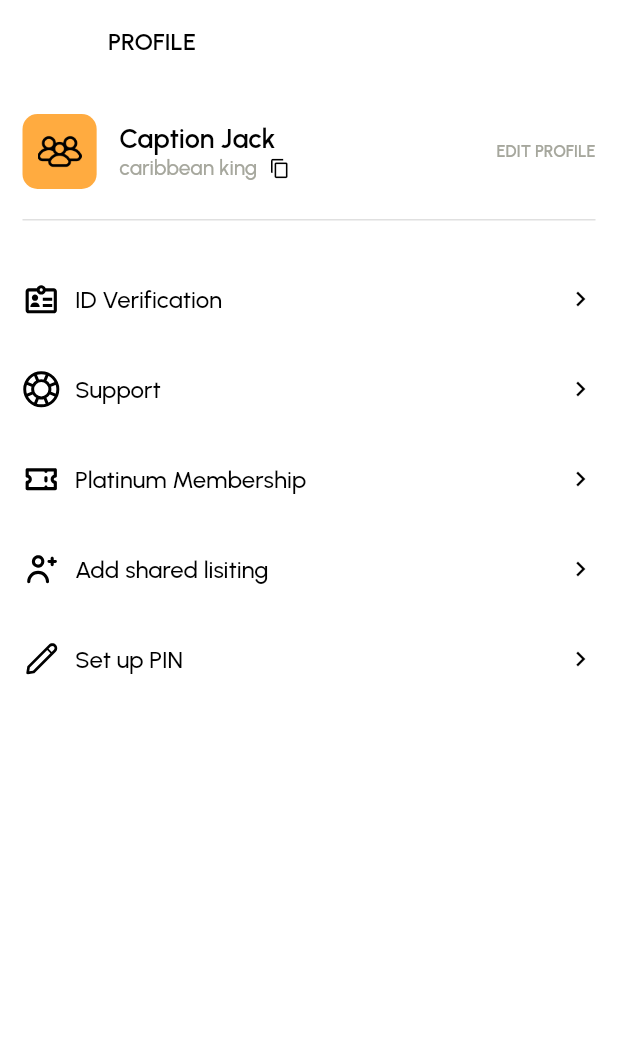
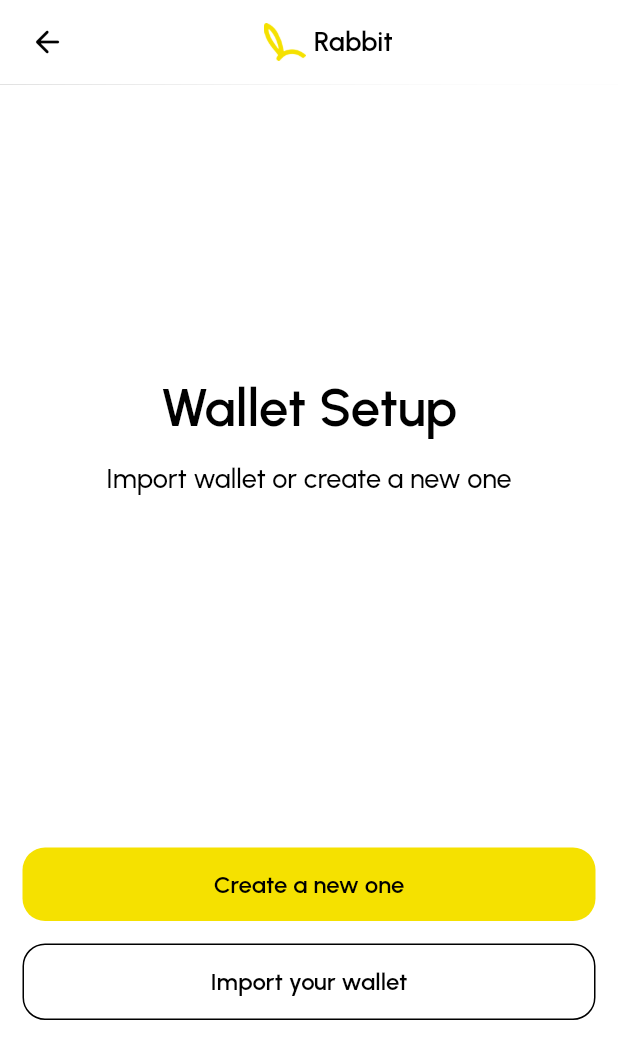
Before and after one commit to QuickFast-io/UX, a Flutter app: the ProfileMenu_Screen screen opened directly, after a tap on "Set up PIN", on a phone screen of 412 x 824 dp. Shown: the top 1059 px of the screen. Run offline on Flutter 3.47's test engine with Material 2 defaults, Android fonts, the phone set to English and light mode, and no system bars; our stand-ins replace awesome_snackbar_content, floating_bottom_navigation_bar, flutter_spinkit, flutter_svg, google_fonts, shared_preferences; missing offline and left inert: country_calling_code_picker, flutter_sim_country_code; accounts and stored records are empty.

Commit message:
rabit_changes_20-1-23_8

```diff
--- a/lib/screens/side_menu/profile_menu_screen.dart
+++ b/lib/screens/side_menu/profile_menu_screen.dart
@@ -7,6 +7,7 @@ import 'package:rabbit/screens/side_menu/chat_menu_screen.dart';
 import 'package:rabbit/screens/side_menu/property_acknowledge_screen.dart';
 import 'package:rabbit/screens/side_menu/property_owner_screen.dart';
 import 'package:rabbit/screens/side_menu/sellers_terms_screen.dart';
+import 'package:rabbit/screens/side_menu/wallet_setup_screen.dart';
 
 class ProfileMenu_Screen extends StatefulWidget {
   const ProfileMenu_Screen({Key? key}) : super(key: key);
@@ -318,7 +319,12 @@ class _ProfileMenu_ScreenState extends State<ProfileMenu_Screen> {
 
             InkWell(
               onTap: (){
-
+                setState(() {
+                  Navigator.of(context).pushReplacement(
+                      MaterialPageRoute(
+                          builder: (context) =>
+                              Wallet_Setup_Screen()));
+                });
               },
               child: Container(
                 padding: EdgeInsets.fromLTRB(0.0, 10.0, 0.0, 10.0),
--- /dev/null
+++ b/lib/screens/side_menu/wallet_setup_screen.dart
@@ -0,0 +1,156 @@
+import 'package:flutter/cupertino.dart';
+import 'package:flutter/material.dart';
+import 'package:flutter_svg/flutter_svg.dart';
+import 'package:rabbit/common/colors.dart';
+import 'package:rabbit/common/custom_widget.dart';
+
+class Wallet_Setup_Screen extends StatefulWidget {
+  const Wallet_Setup_Screen({Key? key}) : super(key: key);
+
+  @override
+  State<Wallet_Setup_Screen> createState() => _Wallet_Setup_ScreenState();
+}
+
+class _Wallet_Setup_ScreenState extends State<Wallet_Setup_Screen> {
+  @override
+  Widget build(BuildContext context) {
+    return Scaffold(
+      appBar: AppBar(
+        backgroundColor: AppColors.whiteColor,
+        elevation: 0.2,
+        leading: Padding(
+            padding:
+            EdgeInsets.only(left: 9.0, bottom: 5.0, top: 5.0, right: 2.0),
+            child: InkWell(
+              onTap: () {
+                Navigator.pop(context);
+              },
+              child: Icon(
+                Icons.arrow_back_rounded,
+                color: AppColors.blackColor,
+
+              ),
+            )),
+        title: Row(
+          crossAxisAlignment: CrossAxisAlignment.center,
+          mainAxisAlignment: MainAxisAlignment.center,
+          children: [
+            Image.asset("assets/others/logo.png",
+              height: 25.0,
+              color: AppColors.appColor,
+            ),
+            SizedBox(
+              width: 5.0,
+            ),
+            Text(
+              "Rabbit",
+              style: CustomWidget(context: context).CustomSizedTextStyle(
+                  18.0, AppColors.blackColor, FontWeight.w600, 'FontRegular'),
+            )
+          ],
+        ),
+        centerTitle: true,
+        actions: [
+          Container(
+            width: 30.0,
+          )
+        ],
+      ),
+      body: SingleChildScrollView(
+        child: Container(
+          width: MediaQuery.of(context).size.width,
+          height: MediaQuery.of(context).size.height,
+          padding: EdgeInsets.fromLTRB(15.0, 5.0, 15.0, 10.0),
+          color: AppColors.whiteColor,
+          child: Column(
+            crossAxisAlignment: CrossAxisAlignment.center,
+            mainAxisAlignment: MainAxisAlignment.center,
+            children: [
+              Text(
+                "Wallet Setup",
+                style: CustomWidget(context: context).CustomSizedTextStyle(
+                    35.0, AppColors.blackColor, FontWeight.w600, 'FontRegular'),
+              ),
+              SizedBox(height: 15.0,),
+              Text(
+                "Import wallet or create a new one",
+                style: CustomWidget(context: context).CustomSizedTextStyle(
+                    18.0, AppColors.blackColor, FontWeight.w500, 'FontRegular'),
+              ),
+              SizedBox(height: 15.0,),
+
+              Container(
+                height: 220,
+              ),
+
+              InkWell(
+                onTap: (){
+                  setState(() {
+                    // Navigator.of(context).push(
+                    //     MaterialPageRoute(
+                    //         builder: (context) =>
+                    //             CongratsScreen()));
+                  });
+                },
+                child: Container(
+                  padding: EdgeInsets.fromLTRB(5.0, 15.0, 5.0, 15.0),
+                  decoration: BoxDecoration(
+                    color: AppColors.appColor,
+                    // border: Border.all(
+                    //     color: AppColors.blackColor
+                    // ),
+                    borderRadius: BorderRadius.circular(15.0),
+                  ),
+                  child: Center(
+                    child: Text(
+                      "Create a new one",
+                      style: CustomWidget(context: context)
+                          .CustomSizedTextStyle(
+                          16.0,
+                          AppColors.blackColor,
+                          FontWeight.w600,
+                          'FontRegular'),
+                    ),
+                  ),
+                ),
+              ),
+              SizedBox(height: 15.0,),
+              InkWell(
+                onTap: (){
+                  setState(() {
+                    // Navigator.of(context).push(
+                    //     MaterialPageRoute(
+                    //         builder: (context) =>
+                    //             CongratsScreen()));
+                  });
+                },
+                child: Container(
+                  padding: EdgeInsets.fromLTRB(5.0, 15.0, 5.0, 15.0),
+                  decoration: BoxDecoration(
+                    color: AppColors.whiteColor,
+                    border: Border.all(
+                        color: AppColors.blackColor
+                    ),
+                    borderRadius: BorderRadius.circular(15.0),
+                  ),
+                  child: Center(
+                    child: Text(
+                      "Import your wallet",
+                      style: CustomWidget(context: context)
+                          .CustomSizedTextStyle(
+                          16.0,
+                          AppColors.blackColor,
+                          FontWeight.w600,
+                          'FontRegular'),
+                    ),
+                  ),
+                ),
+              ),
+            ],
+
+          ),
+        ),
+      ),
+    );
+  }
+}
```
